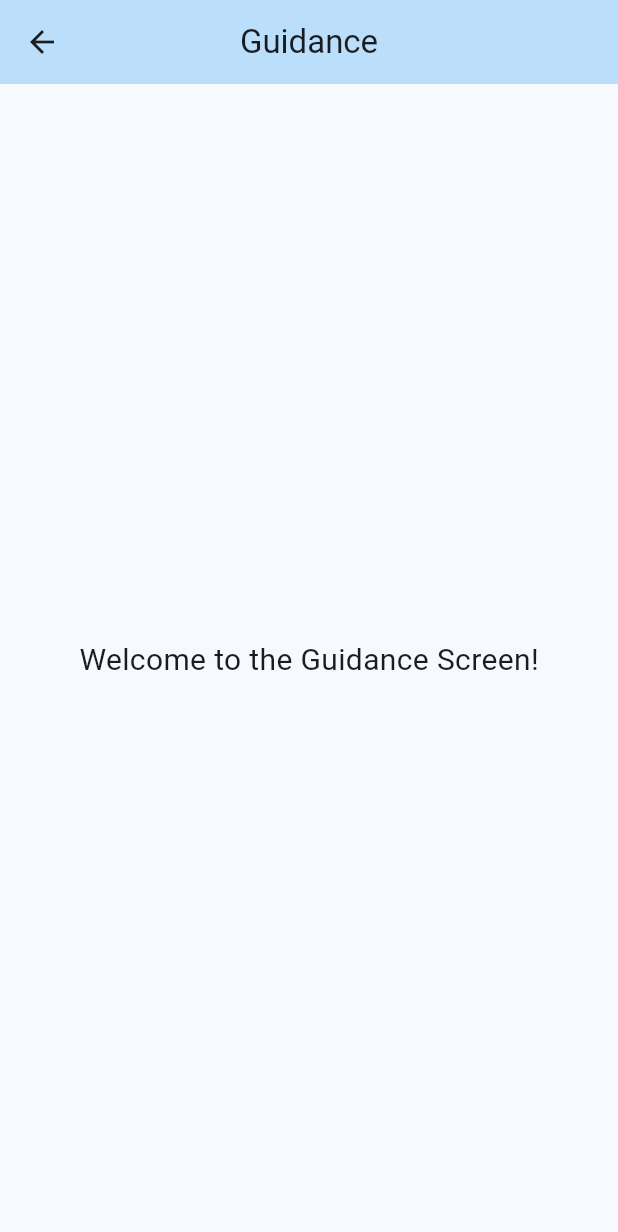
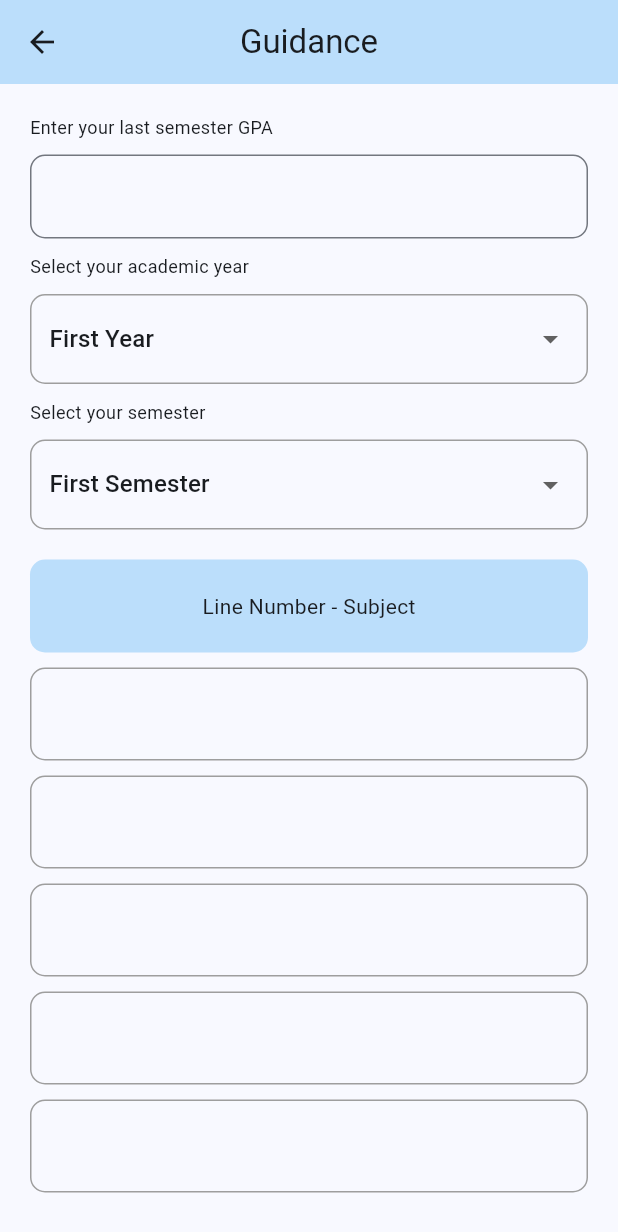
Before and after one commit to HamzehTamimi/Help-Student-Flutter, a Flutter app: the GuidanceScreen screen opened directly, on a phone screen of 412 x 824 dp. Shown: the top 1232 px of the screen. Run offline on Flutter 3.47's test engine with Material 3 defaults, Android fonts, the light colour scheme and no system bars.

Commit message:
Update guidance.dart

```diff
--- a/frontend/lib/screens/guidance.dart
+++ b/frontend/lib/screens/guidance.dart
@@ -1,6 +1,15 @@
 import 'package:flutter/material.dart';
 
-class GuidanceScreen extends StatelessWidget {
+class GuidanceScreen extends StatefulWidget {
+  @override
+  _GuidanceScreenState createState() => _GuidanceScreenState();
+}
+
+class _GuidanceScreenState extends State<GuidanceScreen> {
+  String? selectedGPA;
+  String selectedAcademicYear = 'First Year';
+  String selectedSemester = 'First Semester';
+
   @override
   Widget build(BuildContext context) {
     return Scaffold(
@@ -9,10 +18,151 @@ class GuidanceScreen extends StatelessWidget {
         centerTitle: true,
         backgroundColor: Color.fromRGBO(187, 222, 251, 1),
       ),
-      body: Center(
-        child: Text(
-          'Welcome to the Guidance Screen!',
-          style: TextStyle(fontSize: 20),
+      body: Padding(
+        padding: const EdgeInsets.all(20.0),
+        child: Column(
+          children: [
+            // Top Form Fields
+            Column(
+              crossAxisAlignment: CrossAxisAlignment.start,
+              children: [
+                Text(
+                  'Enter your last semester GPA',
+                  style: TextStyle(fontSize: 12),
+                ),
+                SizedBox(height: 10),
+                TextField(
+                  decoration: InputDecoration(
+                    border: OutlineInputBorder(
+                      borderRadius: BorderRadius.circular(10.0),
+                    ),
+                  ),
+                  keyboardType: TextInputType.numberWithOptions(decimal: true),
+                  onChanged: (value) {
+                    selectedGPA = value;
+                  },
+                ),
+                SizedBox(height: 10),
+                Text(
+                  'Select your academic year',
+                  style: TextStyle(fontSize: 12),
+                ),
+                SizedBox(height: 10),
+                Container(
+                  padding:
+                      EdgeInsets.symmetric(horizontal: 12.0, vertical: 5.0),
+                  decoration: BoxDecoration(
+                    border: Border.all(color: Colors.grey),
+                    borderRadius: BorderRadius.circular(10.0),
+                  ),
+                  child: DropdownButton<String>(
+                    isExpanded: true,
+                    value: selectedAcademicYear,
+                    items: <String>[
+                      'First Year',
+                      'Second Year',
+                      'Third Year',
+                      'Fourth Year'
+                    ].map<DropdownMenuItem<String>>((String value) {
+                      return DropdownMenuItem<String>(
+                        value: value,
+                        child: Text(value),
+                      );
+                    }).toList(),
+                    onChanged: (String? newValue) {
+                      setState(() {
+                        selectedAcademicYear = newValue!;
+                      });
+                    },
+                    underline: Container(),
+                  ),
+                ),
+                SizedBox(height: 10),
+                Text(
+                  'Select your semester',
+                  style: TextStyle(fontSize: 12),
+                ),
+                SizedBox(height: 10),
+                Container(
+                  padding:
+                      EdgeInsets.symmetric(horizontal: 12.0, vertical: 5.0),
+                  decoration: BoxDecoration(
+                    border: Border.all(color: Colors.grey),
+                    borderRadius: BorderRadius.circular(10.0),
+                  ),
+                  child: DropdownButton<String>(
+                    isExpanded: true,
+                    value: selectedSemester,
+                    items: <String>[
+                      'First Semester',
+                      'Second Semester',
+                    ].map<DropdownMenuItem<String>>((String value) {
+                      return DropdownMenuItem<String>(
+                        value: value,
+                        child: Text(value),
+                      );
+                    }).toList(),
+                    onChanged: (String? newValue) {
+                      setState(() {
+                        selectedSemester = newValue!;
+                      });
+                    },
+                    underline: Container(),
+                  ),
+                ),
+              ],
+            ),
+
+            SizedBox(height: 20),
+
+            Expanded(
+              child: GridView.count(
+                crossAxisCount: 1,
+                childAspectRatio: 6, // controls width vs height
+                crossAxisSpacing: 10,
+                mainAxisSpacing: 10,
+                children: <Widget>[
+                  Container(
+                    decoration: BoxDecoration(
+                      color: Colors.blue[100],
+                      borderRadius: BorderRadius.circular(10),
+                    ),
+                    child: const Center(child: Text("Line Number - Subject")),
+                  ),
+                  Container(
+                    decoration: BoxDecoration(
+                      border: Border.all(color: Colors.grey),
+                      borderRadius: BorderRadius.circular(10),
+                    ),
+                  ),
+                  Container(
+                    decoration: BoxDecoration(
+                      border: Border.all(color: Colors.grey),
+                      borderRadius: BorderRadius.circular(10),
+                    ),
+                  ),
+                  Container(
+                    decoration: BoxDecoration(
+                      border: Border.all(color: Colors.grey),
+                      borderRadius: BorderRadius.circular(10),
+                    ),
+                  ),
+                  Container(
+                    decoration: BoxDecoration(
+                      border: Border.all(color: Colors.grey),
+                      borderRadius: BorderRadius.circular(10),
+                    ),
+                  ),
+                  Container(
+                    decoration: BoxDecoration(
+                      border: Border.all(color: Colors.grey),
+                      borderRadius: BorderRadius.circular(10),
+                    ),
+                  ),
+                ],
+              ),
+            )
+          ],
         ),
       ),
     );
```
